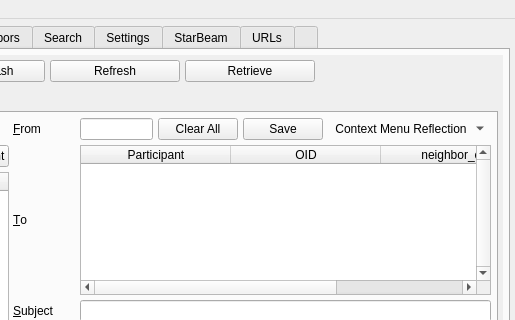
Old version of the form branches/trunk/UI/controlcenter.ui in the repository textbrowser/spot-on; both pictures show x 285 to 800 and y 0 to 320 of the 800 by 600 pixel window.
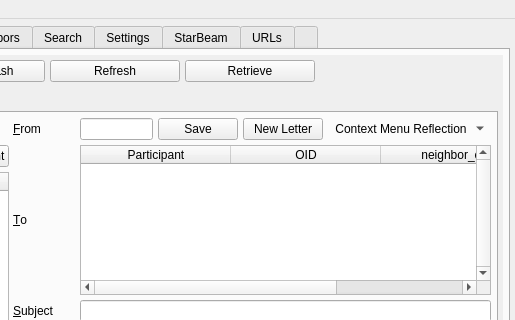
New version of the form. The open tabs and pages were chosen to show the change. Icons and pictures are not drawn. Custom widgets are drawn as their Qt base class.

Commit message: Refresh e-mail containers.

```diff
--- a/branches/trunk/UI/controlcenter.ui
+++ b/branches/trunk/UI/controlcenter.ui
@@ -781,7 +781,7 @@
             <rect>
              <x>0</x>
              <y>0</y>
-             <width>739</width>
+             <width>762</width>
              <height>560</height>
             </rect>
            </property>
@@ -1287,13 +1287,6 @@
                       <item>
                        <widget class="QLineEdit" name="emailName"/>
                       </item>
-                      <item>
-                       <widget class="QPushButton" name="clearOutgoing">
-                        <property name="text">
-                         <string>Clear All</string>
-                        </property>
-                       </widget>
-                      </item>
                       <item>
                        <widget class="QPushButton" name="saveEmailName">
                         <property name="text">
@@ -1301,6 +1294,13 @@
                         </property>
                        </widget>
                       </item>
+                      <item>
+                       <widget class="QPushButton" name="clearOutgoing">
+                        <property name="text">
+                         <string>New Letter</string>
+                        </property>
+                       </widget>
+                      </item>
                       <item>
                        <widget class="QToolButton" name="emailWriteActionMenu">
                         <property name="toolTip">
```
Left out of the diff: 28 changed lines with no effect on the pictures. The commit also changes 2 other files.
